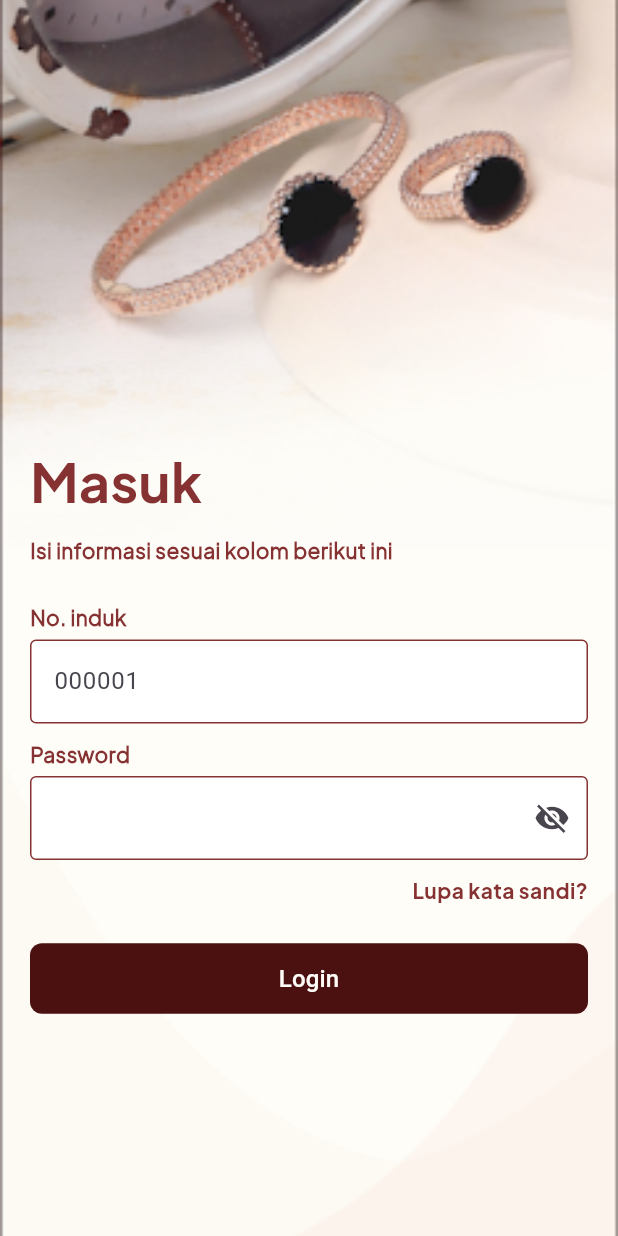
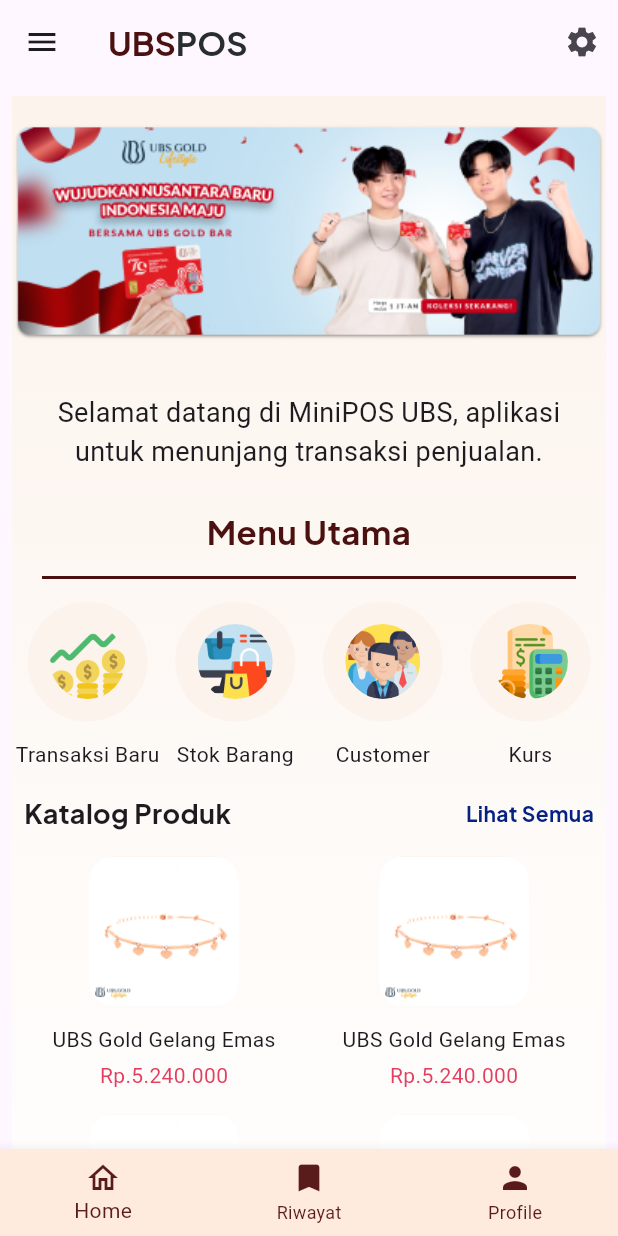
Before and after one commit to Ericksen-Julius/Flutter_POS, a Flutter app: the LoginPage screen opened directly, after a tap on "Login", on a phone screen of 412 x 824 dp. Run offline on Flutter 3.47's test engine with Material 3 defaults, Android fonts, the light colour scheme and no system bars; drawn by our look-alikes of carousel_slider; Roboto replaces fonts that are missing (Plus Jakarta Sans).

Commit message:
dashboard

```diff
--- a/lib/main.dart
+++ b/lib/main.dart
@@ -1,8 +1,12 @@
 // ignore_for_file: prefer_const_constructors
 
 import 'package:flutter/material.dart';
+import 'package:proyek_pos/page/BottomNavbar.dart';
+import 'package:proyek_pos/page/DashboardPage.dart';
 import 'package:proyek_pos/page/Loginpage.dart';
 import 'package:proyek_pos/page/OnBoardingPage.dart';
+import 'package:proyek_pos/page/Profile.dart';
+import 'package:proyek_pos/page/Riwayat.dart';
 import 'package:proyek_pos/page/SplashScreen.dart';
 
 void main() {
@@ -15,11 +19,21 @@
   @override
   Widget build(BuildContext context) {
     return MaterialApp(
+      debugShowCheckedModeBanner: false,
+      initialRoute: '/splash',
+      routes: {
+        '/' : (context) => BottomNavbar(),
+        '/splash' : (context) => SplashScreenPage(),
+        '/onboarding' : (context) => Onboardingpage(),
+        '/dashboard' : (context) => Dashboardpage(),
+        '/riwayat' : (context) => Riwayat(),
+        '/profile' : (context) => Profile(),
+      },
       // title: 'POS UBS',
       // // theme: new ThemeData(scaffoldBackgroundColor: Color.fromRGBO(0, 0, 0, 1)),
       // theme:
       //     ThemeData(scaffoldBackgroundColor: Color.fromRGBO(255, 235, 222, 1)),
-      home: LoginPage(),
+      // home: LoginPage(),
     );
   }
 }
--- /dev/null
+++ b/lib/page/BottomNavbar.dart
@@ -0,0 +1,55 @@
+import 'package:flutter/material.dart';
+import 'package:proyek_pos/page/DashboardPage.dart';
+import 'package:proyek_pos/page/Profile.dart';
+import 'package:proyek_pos/page/Riwayat.dart';
+
+
+class BottomNavbar extends StatefulWidget {
+  BottomNavbar({super.key});
+
+  @override
+  State<BottomNavbar> createState() => _BottomNavbarState();
+}
+
+class _BottomNavbarState extends State<BottomNavbar> {
+  int indexNow = 0;
+  final List<Widget> _pages = [
+    Dashboardpage(),
+    Riwayat(),
+    Profile(),
+  ];
+
+  @override
+  Widget build(BuildContext context) {
+    return Scaffold(
+      backgroundColor: Color.fromRGBO(255, 235, 222, 1),
+      body: _pages[indexNow],
+      bottomNavigationBar: BottomNavigationBar(
+        backgroundColor: Color.fromRGBO(255, 235, 222, 1),
+        unselectedItemColor: Color.fromRGBO(90, 27, 27, 1),
+        type: BottomNavigationBarType.fixed,
+        items: const [
+          BottomNavigationBarItem(
+            label: "Home",
+            icon: Icon(Icons.home_outlined),
+          ),
+          BottomNavigationBarItem(
+            label: "Riwayat",
+            icon: Icon(Icons.bookmark),
+          ),
+          BottomNavigationBarItem(
+            label: "Profile",
+            icon: Icon(Icons.person),
+          ),
+        ],
+        currentIndex: indexNow,
+        selectedItemColor: Color.fromRGBO(90, 27, 27, 1),
+        onTap: (int index) {
+          setState(() {
+            indexNow = index;
+          });
+        },
+      ),
+    );
+  }
+}
--- /dev/null
+++ b/lib/page/CardMenu.dart
@@ -0,0 +1,42 @@
+import 'package:flutter/material.dart';
+
+class CardMenu extends StatelessWidget {
+  final String imagePath;
+  final String label;
+  const CardMenu({super.key, required this.imagePath, required this.label});
+
+  @override
+  Widget build(BuildContext context) {
+    return Column(
+      children: [
+        Padding(
+          padding: const EdgeInsets.all(8.0), // Padding around the circle
+          child: CircleAvatar(
+            radius: 40.0, // Adjust the radius to make the circle larger or smaller
+            backgroundColor: Color.fromRGBO(252, 243, 236, 1), // Background color of the circle
+            child: Padding(
+              padding: const EdgeInsets.all(8.0), // Padding inside the circle
+              child: ClipOval(
+                child: Image.asset(
+                  imagePath,
+                  fit: BoxFit.cover, // Adjust the fit to make the image cover the circle
+                  width: 50.0, // Adjust width and height to size the image
+                  height: 50.0,
+                ),
+              ),
+            ),
+          ),
+        ),
+        SizedBox(height: 4.0),
+        // Text below the image
+        Text(
+          label,
+          style: TextStyle(
+            fontSize: 14.0,
+            fontFamily: 'Plus Jakarta Sans',
+          ),
+        ),
+      ],
+    );
+  }
+}
--- /dev/null
+++ b/lib/page/CardProduk.dart
@@ -0,0 +1,53 @@
+import 'package:flutter/material.dart';
+
+class CardProduk extends StatelessWidget {
+  final String imagePath;
+  final String label;
+  final String harga;
+  const CardProduk({super.key, required this.imagePath, required this.label, required this.harga});
+
+  @override
+  Widget build(BuildContext context) {
+    return Column(
+      children: [
+        Padding(
+          padding: const EdgeInsets.all(8.0),
+          child: Container(
+            decoration: BoxDecoration(
+              color: Color.fromRGBO(252, 243, 236, 1),
+              borderRadius: BorderRadius.circular(16.0), // Rounded corners
+            ),
+            child: ClipRRect(
+              borderRadius: BorderRadius.circular(16.0),
+              child: Image.asset(
+                imagePath,
+                fit: BoxFit.cover,
+                width: 100.0,  // Adjust size as needed
+                height: 100.0,
+              ),
+            ),
+          ),
+        ),
+        SizedBox(height: 4.0),
+        // Text below the image
+        Text(
+          label,
+          style: TextStyle(
+            fontSize: 14.0,
+            fontFamily: 'Plus Jakarta Sans',
+          ),
+        ),
+        SizedBox(height: 4.0),
+        // Text below the image
+        Text(
+          harga,
+          style: TextStyle(
+            fontSize: 14.0,
+            fontFamily: 'Plus Jakarta Sans',
+            color: Color.fromRGBO(226, 62, 95, 1)
+          ),
+        ),
+      ],
+    );
+  }
+}
--- /dev/null
+++ b/lib/page/DashboardPage.dart
@@ -0,0 +1,214 @@
+import 'package:flutter/material.dart';
+import 'package:carousel_slider/carousel_slider.dart';
+import 'package:proyek_pos/page/CardMenu.dart';
+import 'package:proyek_pos/page/CardProduk.dart';
+
+class Dashboardpage extends StatefulWidget {
+  const Dashboardpage({super.key});
+
+  @override
+  State<Dashboardpage> createState() => _DashboardpageState();
+}
+
+class _DashboardpageState extends State<Dashboardpage> {
+
+  final List<String> carouselImages = [
+      'assets/banner1.png',
+      'assets/banner2.png',
+      'assets/banner3.png',
+      'assets/banner4.png'
+    ];
+
+    final List<String> menuImages = [
+      'assets/transaksi.png',
+      'assets/stokbarang.png',
+      'assets/customer.png',
+      'assets/kurs.png'
+    ];
+
+    final List<String> menuLabels = [
+      'Transaksi Baru',
+      'Stok Barang',
+      'Customer',
+      'Kurs'
+    ];
+
+final List<Map<String, String>> products = [
+    {'imagePath': 'assets/ProductImage.png', 'label': 'UBS Gold Gelang Emas', 'harga': 'Rp.5.240.000'},
+    {'imagePath': 'assets/ProductImage.png', 'label': 'UBS Gold Gelang Emas', 'harga': 'Rp.5.240.000'},
+    {'imagePath': 'assets/ProductImage.png', 'label': 'UBS Gold Gelang Emas', 'harga': 'Rp.5.240.000'},
+    {'imagePath': 'assets/ProductImage.png', 'label': 'UBS Gold Gelang Emas', 'harga': 'Rp.5.240.000'},
+  ];
+
+  @override
+  Widget build(BuildContext context) {
+    return Scaffold(
+      appBar: AppBar(
+        title: Text.rich(
+          TextSpan(
+            children: [
+              TextSpan(
+                text: 'UBS',
+                style: TextStyle(
+                  color: Color.fromRGBO(75, 16, 16, 1),
+                  fontWeight: FontWeight.bold,
+                  fontFamily: 'Plus Jakarta Sans Bold'
+                ),
+              ),
+              TextSpan(
+                text: 'POS',
+                style: TextStyle(
+                  color: Color.fromRGBO(40, 45, 48, 1),
+                  fontWeight: FontWeight.bold,
+                  fontFamily: 'Plus Jakarta Sans Bold'
+                ),
+              ),
+            ],
+          ),
+        ),
+        leading: IconButton(
+          icon: Icon(Icons.menu),
+          onPressed: () {}, // ini isi sendiri nanti
+        ),
+        actions: [
+          IconButton(onPressed: () {}, // ini juga isi sendiri
+          icon: Icon(Icons.settings))],
+      ),
+      body: SingleChildScrollView(
+        child: Padding(
+          padding: const EdgeInsets.all(8.0),
+          child: Container(
+            decoration: BoxDecoration(
+                gradient: LinearGradient(
+                    begin: Alignment.topCenter,
+                    end: Alignment.bottomCenter,
+                    colors: [
+                  Color(0xFFFCF3EC),
+                  Color(0xFFFFFFFF),
+                ])),
+                child: Column(
+                  children: [
+                    SizedBox(height: 16.0),
+                    CarouselSlider(
+                      options: CarouselOptions(
+                      height: 150.0,
+                      autoPlay: true,
+                      enlargeCenterPage: true,
+                      aspectRatio: 16 / 9,
+                      autoPlayCurve: Curves.fastOutSlowIn,
+                      enableInfiniteScroll: true,
+                      autoPlayAnimationDuration: Duration(milliseconds: 500),
+                      viewportFraction: 1.0,
+                    ),
+                    items: carouselImages.map((imagePath) {
+                    return Container(
+                      child: Center(
+                        child: Image.asset(
+                          imagePath,
+                          fit: BoxFit.cover,
+                          width: MediaQuery.of(context).size.width,
+                        ),
+                      ),
+                    );
+                  }).toList(),
+                ),
+                  SizedBox(height: 16.0),
+                  Center(
+                  child: Padding(
+                    padding: const EdgeInsets.all(16.0),
+                    child: Text(
+                      'Selamat datang di MiniPOS UBS, aplikasi untuk menunjang transaksi penjualan.',
+                      textAlign: TextAlign.center,
+                      style: TextStyle(
+                        fontSize: 18.0,
+                        fontFamily: 'Plus Jakarta Sans',
+                      ),
+                    ),
+                  ),
+                ),
+                SizedBox(height: 8.0),
+                Text('Menu Utama',
+                textAlign: TextAlign.center,
+                style: TextStyle(
+                  fontSize: 22,
+                  fontFamily: 'Plus Jakarta Sans Bold',
+                  color: Color.fromRGBO(75, 16, 16, 1),
+                ),),
+                SizedBox(height: 8.0),
+                // Adding a horizontal line (divider) under "Menu Utama"
+                Divider(
+                  color: Color.fromRGBO(75, 16, 16, 1),  // Color of the line
+                  thickness: 2.0,     // Thickness of the line
+                  indent: 20.0,       // Left padding
+                  endIndent: 20.0,    // Right padding
+                ),
+                Row(
+                  mainAxisAlignment: MainAxisAlignment.spaceEvenly,
+                  children: List.generate(menuImages.length, (index) {
+                    return CardMenu(
+                      imagePath: menuImages[index],
+                      label: menuLabels[index],
+                    );
+                  }),
+                ),
+                SizedBox(height: 8.0),
+                Padding(
+                  padding: const EdgeInsets.all(8.0),
+                  child: Row(
+                    mainAxisAlignment: MainAxisAlignment.spaceBetween,
+                    children: [
+                      Text('Katalog Produk',
+                      style: TextStyle(
+                              fontSize: 18.0,
+                              fontFamily: 'Plus Jakarta Sans Bold',
+                            ),),
+                            Text('Lihat Semua',
+                      style: TextStyle(
+                              fontSize: 14.0,
+                              fontFamily: 'Plus Jakarta Sans Bold',
+                              color: Color.fromRGBO(5, 34, 131, 1)
+                            ),),
+                    ],
+                  ),
+                ),
+                Wrap(
+                  spacing: 8.0, // Horizontal space between items
+                  runSpacing: 8.0, // Vertical space between rows
+                  children: List.generate(products.length, (index) {
+                    return SizedBox(
+                      width: MediaQuery.of(context).size.width * 0.45, // Adjust the width for 2 items per row
+                      child: CardProduk(
+                        imagePath: products[index]['imagePath']!,
+                        label: products[index]['label']!,
+                        harga: products[index]['harga']!,
+                      ),
+                    );
+                  }),
+                ),
+                // SizedBox(
+                //   height: 300,
+                //   child: GridView.builder(
+                //     itemCount: products.length,
+                //     gridDelegate: SliverGridDelegateWithFixedCrossAxisCount(
+                //       crossAxisCount: 2, // 2 columns
+                //       crossAxisSpacing: 8.0, // Space between columns
+                //       mainAxisSpacing: 8.0, // Space between rows
+                //       childAspectRatio: 1.0, // Aspect ratio of each grid item
+                //     ),
+                //     itemBuilder: (context, index) {
+                //       return CardProduk(
+                //         imagePath: products[index]['imagePath']!,
+                //         label: products[index]['label']!,
+                //         harga: products[index]['harga']!,
+                //       );
+                //     },
+                //   ),
+                // ),
+                  ],
+                ),
+          ),
+        ),
+      ),
+    );
+  }
+}
--- a/lib/page/Loginpage.dart
+++ b/lib/page/Loginpage.dart
@@ -1,6 +1,8 @@
 // ignore_for_file: prefer_const_constructors
 
 import 'package:flutter/material.dart';
+import 'package:proyek_pos/page/BottomNavbar.dart';
+import 'package:proyek_pos/page/DashboardPage.dart';
 import 'package:proyek_pos/style/colors.dart';
 
 class LoginPage extends StatefulWidget {
@@ -134,6 +136,7 @@
                   child: TextButton(
                     onPressed: () {
                       // Aksi ketika tombol ditekan
+                      Navigator.push(context, MaterialPageRoute(builder: (context) => BottomNavbar()));
                     },
                     style: TextButton.styleFrom(
                       backgroundColor: Color.fromRGBO(75, 16, 16, 1),
--- a/lib/page/OnBoardingPage.dart
+++ b/lib/page/OnBoardingPage.dart
@@ -1,6 +1,7 @@
 // ignore_for_file: prefer_const_constructors
 
 import 'package:flutter/material.dart';
+import 'package:proyek_pos/page/Loginpage.dart';
 import 'package:proyek_pos/style/colors.dart';
 
 class Onboardingpage extends StatefulWidget {
@@ -84,6 +85,7 @@
                   child: TextButton(
                     onPressed: () {
                       // Aksi ketika tombol ditekan
+                      Navigator.push(context, MaterialPageRoute(builder: (context) => LoginPage()));
                     },
                     style: TextButton.styleFrom(
                       backgroundColor: Color.fromRGBO(254, 253, 248, 1),
--- /dev/null
+++ b/lib/page/Profile.dart
@@ -0,0 +1,15 @@
+import 'package:flutter/material.dart';
+
+class Profile extends StatefulWidget {
+  const Profile({super.key});
+
+  @override
+  State<Profile> createState() => _ProfileState();
+}
+
+class _ProfileState extends State<Profile> {
+  @override
+  Widget build(BuildContext context) {
+    return const Placeholder();
+  }
+}
--- /dev/null
+++ b/lib/page/Riwayat.dart
@@ -0,0 +1,15 @@
+import 'package:flutter/material.dart';
+
+class Riwayat extends StatefulWidget {
+  const Riwayat({super.key});
+
+  @override
+  State<Riwayat> createState() => _RiwayatState();
+}
+
+class _RiwayatState extends State<Riwayat> {
+  @override
+  Widget build(BuildContext context) {
+    return const Placeholder();
+  }
+}
--- a/lib/style/colors.dart
+++ b/lib/style/colors.dart
@@ -11,3 +11,7 @@
 Color get primary {
   return const Color.fromRGBO(135, 50, 50, 1);
 }
+
+// Color get lightYellow {
+//   return const Color.fromRGBO(252, 243, 236, 1)
+// }
--- a/pubspec.yaml
+++ b/pubspec.yaml
@@ -15,6 +15,7 @@
   flutter_test:
     sdk: flutter
   flutter_lints: ^3.0.0
+  carousel_slider: ^4.2.1
 
 flutter:
   uses-material-design: true
```
Also changed, not shown: assets/ProductImage.png (added), assets/banner1.png (added), assets/banner2.png (added), assets/banner3.png (added), assets/banner4.png (added), assets/customer.png (added), assets/kurs.png (added), assets/stokbarang.png (added), assets/transaksi.png (added), pubspec.lock.
